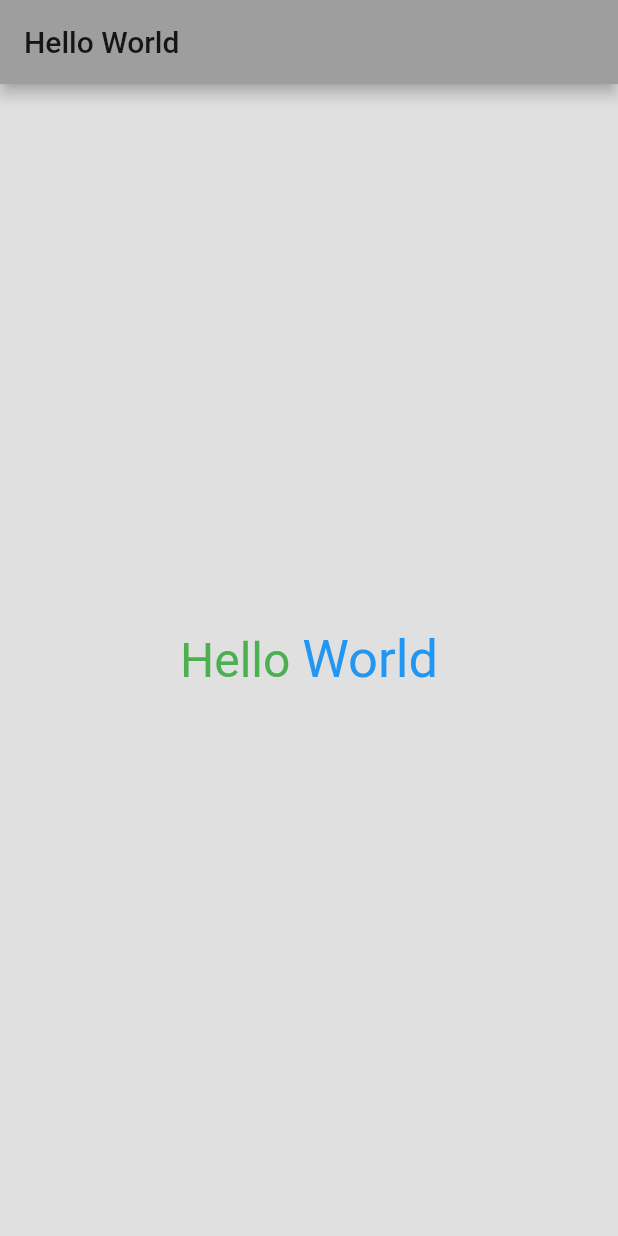
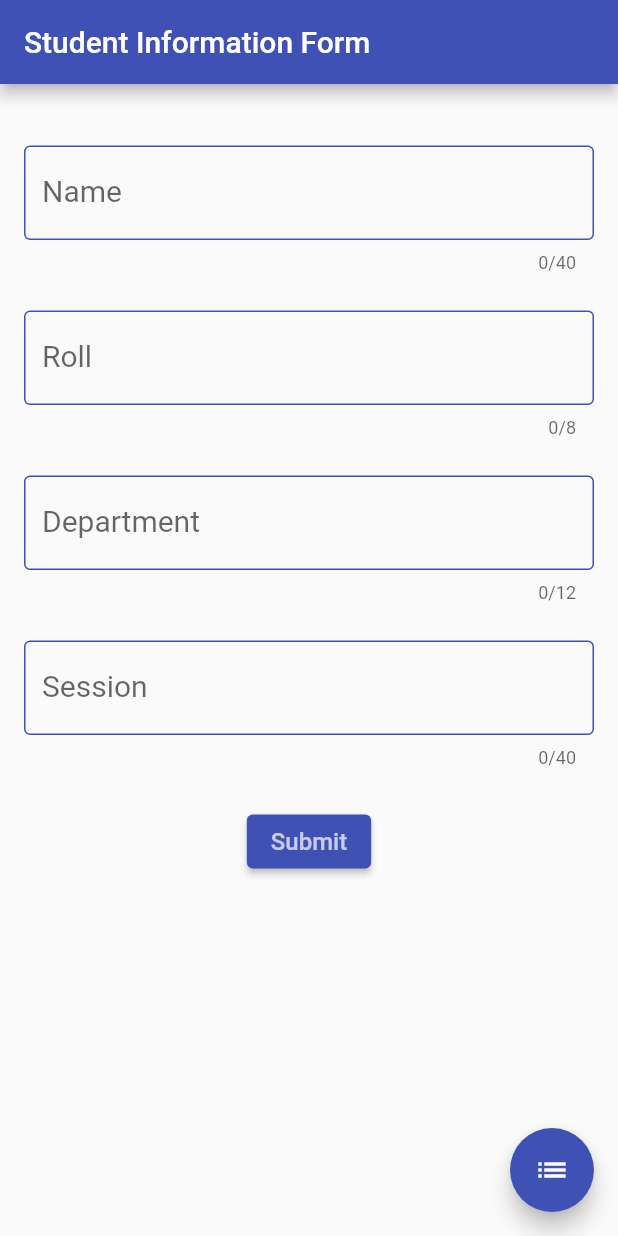
Before and after one commit to Ashiqur-Rahman-Ashiq/flutter_crud_bloc, a Flutter app: the screen it shows after launch, on a phone screen of 412 x 824 dp. Run offline on Flutter 3.47's test engine with Material 2 defaults, Android fonts, the phone set to English and light mode, and no system bars; our stand-ins replace flutter_bloc, sqflite; accounts and stored records are empty.

Commit message:
sqflite crud bloc

```diff
--- a/lib/main.dart
+++ b/lib/main.dart
@@ -1,58 +1,21 @@
 import 'package:flutter/material.dart';
+import 'package:flutter_bloc/flutter_bloc.dart';
+import 'services/student_bloc.dart';
+import 'screens/student_form.dart';
 
-void main() {
-  runApp(MyApp());
-}
+void main() => runApp(MyApp());
 
 class MyApp extends StatelessWidget {
-  // This widget is the root of your application.
   @override
   Widget build(BuildContext context) {
-    return MaterialApp(
-      title: 'Flutter Demo',
-      theme: ThemeData(
-        primarySwatch: Colors.grey,
-        canvasColor: Colors.grey.shade300,
-      ),
-      debugShowCheckedModeBanner: false,
-      home: MyHomePage(),
-    );
-  }
-}
-
-class MyHomePage extends StatefulWidget {
-  //MyHomePage({Key key}) : super(key: key);
-  @override
-  _MyHomePageState createState() => _MyHomePageState();
-}
-
-class _MyHomePageState extends State<MyHomePage> {
-
-  @override
-  Widget build(BuildContext context) {
-    return Scaffold(
-      appBar: AppBar(
-        title: Text('Hello World'),
-      ),
-      body: Center(
-        child: RichText(
-          text: TextSpan(
-            text: 'Hello ',
-            style: TextStyle(
-              color: Colors.green,
-              fontSize: 32.0,
-            ),
-            children: <TextSpan>[
-              TextSpan(
-                text: 'World',
-                style: TextStyle(
-                  color: Colors.blue,
-                  fontSize: 35.0,
-                ),
-              ),
-            ]
-          ),
+    return BlocProvider<StudentBloc>(
+        create: (context) => StudentBloc(([])),
+      child: MaterialApp(
+        theme: ThemeData(
+          primarySwatch: Colors.indigo,
+          //canvasColor: Colors.indigo[100],
         ),
+        home: StudentForm(),
       ),
     );
   }
--- /dev/null
+++ b/lib/screens/screens.dart
@@ -0,0 +1,2 @@
+export 'student_form.dart';
+export 'students.dart';
--- /dev/null
+++ b/lib/screens/student_form.dart
@@ -0,0 +1,204 @@
+import 'package:flutter_bloc/flutter_bloc.dart';
+import 'package:flutter/material.dart';
+import '../services/services.dart';
+import 'screens.dart';
+
+class StudentForm extends StatefulWidget {
+  final Student student;
+  final int studentIndex;
+
+  StudentForm({this.student,this.studentIndex});
+  @override
+  _StudentFormState createState() => _StudentFormState();
+}
+
+class _StudentFormState extends State<StudentForm> {
+  String _name;
+  String _roll;
+  String _dept;
+  String _session;
+
+  final GlobalKey<FormState> _formKey= GlobalKey<FormState>();
+
+  @override
+  void initState(){
+    super.initState();
+    if(widget.student != null){
+      _name=widget.student.name;
+      _roll=widget.student.roll;
+      _dept=widget.student.dept;
+      _session=widget.student.session;
+    }
+  }
+  @override
+  Widget build(BuildContext context) {
+    return Scaffold(
+      appBar: AppBar(title: Text('Student Information Form')),
+      floatingActionButton: FloatingActionButton(
+        child:Icon(Icons.list),
+        onPressed: () =>Navigator.push(
+          context,
+            MaterialPageRoute(
+                builder: (BuildContext context) => StudentEntries(),
+            ),
+        ),
+      ),
+      body: SingleChildScrollView(
+        padding: const EdgeInsets.all(16.0),
+        child: Form(
+          key: _formKey,
+          child: Column(
+            mainAxisAlignment: MainAxisAlignment.center,
+            children: <Widget>[
+              SizedBox(height: 25,),
+              //Name
+              TextFormField(
+                initialValue: _name,
+                decoration: InputDecoration(
+                  labelText: 'Name',
+                  focusedBorder: OutlineInputBorder(
+                    borderSide: BorderSide(color : Colors.indigoAccent),
+                  ),
+                  enabledBorder: OutlineInputBorder(
+                    borderSide: BorderSide(color: Colors.indigo),
+                  ),
+                ),
+                maxLength: 40,
+                style: TextStyle(fontSize: 20),
+                validator: (String value){
+                  return value.isEmpty ? 'name is requerd' : null;
+                },
+                onSaved: (String value){
+                  _name=value;
+                },
+              ),
+              SizedBox(height: 25,),
+              //Roll
+              TextFormField(
+                initialValue: _roll,
+                decoration: InputDecoration(
+                  labelText: 'Roll',
+                  focusedBorder: OutlineInputBorder(
+                    borderSide: BorderSide(color : Colors.indigoAccent),
+                  ),
+                  enabledBorder: OutlineInputBorder(
+                    borderSide: BorderSide(color: Colors.indigo),
+                  ),
+                ),
+                maxLength: 8,
+                style: TextStyle(fontSize: 20),
+                validator: (String value){
+                  return value.isEmpty ? 'Roll is requierd' : null;
+                },
+                onSaved: (String value){
+                  _roll=value;
+                },
+              ),
+              SizedBox(height: 25,),
+              //DEPT
+              TextFormField(
+                initialValue: _dept,
+                decoration: InputDecoration(
+                  labelText: 'Department',
+                  focusedBorder: OutlineInputBorder(
+                    borderSide: BorderSide(color : Colors.indigoAccent),
+                  ),
+                  enabledBorder: OutlineInputBorder(
+                    borderSide: BorderSide(color: Colors.indigo),
+                  ),
+                ),
+                maxLength: 12,
+                style: TextStyle(fontSize: 20),
+                validator: (String value){
+                  return value.isEmpty ? 'Department is requred' : null;
+                },
+                onSaved: (String value){
+                  _dept=value;
+                },
+              ),
+              SizedBox(height: 25,),
+              //Session
+              TextFormField(
+                initialValue: _session,
+                decoration: InputDecoration(
+                  labelText: 'Session',
+                  focusedBorder: OutlineInputBorder(
+                    borderSide: BorderSide(color : Colors.indigoAccent),
+                  ),
+                  enabledBorder: OutlineInputBorder(
+                    borderSide: BorderSide(color: Colors.indigo),
+                  ),
+                ),
+                maxLength: 40,
+                style: TextStyle(fontSize: 20),
+                validator: (String value){
+                  return value.isEmpty ? 'Session is requred' : null;
+                },
+                onSaved: (String value){
+                  _session=value;
+                },
+              ),
+
+              SizedBox(height: 25,),
+
+              widget.student ==null
+              ?ElevatedButton(
+                child: Text(
+                  'Submit',
+                  style: TextStyle(fontSize: 16,color: Colors.white70),
+                ),
+                onPressed: (){
+                  if(!_formKey.currentState.validate()){
+                    return;
+                  }
+                  _formKey.currentState.save();
+
+                  Student student = Student(
+                    id:DateTime.now().microsecondsSinceEpoch,
+                    name:_name,
+                    roll:_roll,
+                    dept:_dept,
+                    session:_session,
+                  );
+
+                  DatabaseProvider.db.insert(student).then(
+                      (storedStudent) =>
+                      BlocProvider.of<StudentBloc>(context).add(
+                          addStudent(storedStudent),
+                      ),
+                  );
+                }
+              )
+              :ElevatedButton(
+                child: Text(
+                  'Update',
+                  style: TextStyle(fontSize: 16, color: Colors.white70),
+                ),
+                onPressed: (){
+                  if(!_formKey.currentState.validate()){
+                    return;
+                  }
+                  _formKey.currentState.save();
+
+                  Student student = Student(
+                    name:_name,
+                    roll:_roll,
+                    dept:_dept,
+                    session:_session,
+                  );
+
+                  DatabaseProvider.db.update(student).then(
+                      (updateStudentId) =>
+                          BlocProvider.of<StudentBloc>(context).add(
+                              updateStudent(widget.student.id,student),
+                          ),
+                  );
+                },
+              ),
+            ],
+          ),
+        ),
+      ),
+    );
+  }
+}
--- /dev/null
+++ b/lib/services/db_provider.dart
@@ -0,0 +1,97 @@
+import 'models.dart';
+import 'package:sqflite/sqflite.dart';
+import 'package:sqflite/sqlite_api.dart';
+import 'package:path/path.dart';
+
+class DatabaseProvider{
+  static const String TABLE_STUDENT = 'dream';
+  static const String COLUMN_ID = 'id';
+  static const String COLUMN_NAME = 'name';
+  static const String COLUMN_ROLL = 'roll';
+  static const String COLUMN_DEPT ='dept';
+  static const String COLUMN_SESSION = 'session';
+
+  DatabaseProvider._();
+  static final DatabaseProvider db = DatabaseProvider._();
+
+  Database _database;
+
+  Future <Database> get database async{
+    if(_database != null){
+      return _database;
+    }
+    _database = await createDatabase();
+    return _database;
+  }
+
+  Future<Database> createDatabase() async{
+    String dbPath= await getDatabasesPath();
+
+    return await openDatabase(
+     join(dbPath,'studentDB.db'),
+     version:1,
+      onCreate: (Database database,int version) async{
+       await database.execute(
+         "CREATE TABLE $TABLE_STUDENT("
+             "$COLUMN_ID INTEGER PRIMARY KEY,"
+             "$COLUMN_NAME TEXT,"
+             "$COLUMN_ROLL TEXT,"
+             "$COLUMN_DEPT TEXT,"
+             "$COLUMN_SESSION TEXT"
+             ")",
+       );
+      }
+    );
+  }
+
+
+  Future<List<Student>> getStudents() async {
+    final db = await database;
+
+    var students = await db.query(
+      TABLE_STUDENT,
+      columns: [COLUMN_ID, COLUMN_NAME, COLUMN_ROLL,COLUMN_DEPT,COLUMN_SESSION],
+      orderBy: '$COLUMN_ID desc',
+    );
+
+    List<Student> studentsList = [];
+
+    students.forEach((currentDream) {
+      Student student = Student.formMap(currentDream);
+
+      studentsList.add(student);
+    });
+
+    return studentsList;
+  }
+
+
+  Future<Student> insert(Student student) async{
+    final db= await database;
+    student.id = await db.insert(TABLE_STUDENT, student.toMap());
+
+    return student;
+  }
+  //
+  Future<int> delete(int id) async{
+    final db= await database;
+
+    return await db.delete(
+      TABLE_STUDENT,
+      where: 'id=?',
+      whereArgs: [id],
+    );
+  }
+  //
+  Future<int> update(Student student) async{
+    final db= await database;
+
+    return await db.update(
+    TABLE_STUDENT,
+    student.toMap(),
+    where: 'id=?',
+    whereArgs: [student.id],
+    );
+  }
+
+}
--- /dev/null
+++ b/lib/services/events.dart
@@ -0,0 +1,38 @@
+import 'models.dart';
+
+abstract class StudentEvent{}
+
+
+class setStudents extends StudentEvent{
+  List<Student> studentsList;
+
+  setStudents(List<Student> student){
+    studentsList = student;
+  }
+}
+
+class addStudent extends StudentEvent{
+  Student newStudent;
+
+  addStudent(Student student){
+    newStudent =student;
+  }
+}
+
+class deleteStudent extends StudentEvent{
+  int studentIndex;
+
+  deleteStudent(int index){
+    studentIndex=index;
+  }
+}
+
+class updateStudent extends StudentEvent{
+  int studentIndex;
+  Student newStudent;
+
+  updateStudent(int index,Student student){
+    studentIndex=index;
+    newStudent=student;
+  }
+}
--- /dev/null
+++ b/lib/services/models.dart
@@ -0,0 +1,30 @@
+import 'db_provider.dart';
+
+class Student {
+  int id;
+  String name;
+  String roll;
+  String dept;
+  String session;
+
+  Student({this.id, this.name, this.roll, this.dept, this.session});
+
+  Map<String, dynamic> toMap() {
+    var map = <String, dynamic>{
+      DatabaseProvider.COLUMN_ID: id,
+      DatabaseProvider.COLUMN_NAME: name,
+      DatabaseProvider.COLUMN_ROLL: roll,
+      DatabaseProvider.COLUMN_DEPT: dept,
+      DatabaseProvider.COLUMN_SESSION: session,
+    };
+    return map;
+  }
+
+  Student.formMap(Map<String,dynamic>map){
+    id=map[DatabaseProvider.COLUMN_ID];
+    name = map[DatabaseProvider.COLUMN_NAME];
+    roll =map[DatabaseProvider.COLUMN_ROLL];
+    dept = map[DatabaseProvider.COLUMN_DEPT];
+    session = map[DatabaseProvider.COLUMN_SESSION];
+  }
+}
--- /dev/null
+++ b/lib/services/services.dart
@@ -0,0 +1,4 @@
+export 'models.dart';
+export 'db_provider.dart';
+export 'events.dart';
+export 'student_bloc.dart';
--- /dev/null
+++ b/lib/services/student_bloc.dart
@@ -0,0 +1,30 @@
+import 'services.dart';
+import 'package:flutter_bloc/flutter_bloc.dart';
+
+class StudentBloc extends Bloc<StudentEvent,List<Student>>{
+  StudentBloc(List<Student> initialState) : super(initialState);
+
+  @override
+  Stream <List<Student>> mapEventToState(StudentEvent event) async*{
+    if(event is setStudents){
+      yield event.studentsList;
+    }else if(event is addStudent){
+      List<Student> newState= List.from(state);
+      if(event.newStudent != null){
+        newState.insert(0, event.newStudent);
+      }
+      yield newState;
+    }else if(event is deleteStudent){
+      List<Student> newState= List.from(state);
+      if(event.studentIndex !=null){
+        newState.removeAt(event.studentIndex);
+      }
+      yield newState;
+    }
+    else if (event is updateStudent){
+      List<Student> newState = List.from(state);
+      newState[event.studentIndex] = event.newStudent;
+      yield newState;
+    }
+  }
+}
--- a/pubspec.yaml
+++ b/pubspec.yaml
@@ -28,6 +28,10 @@ dependencies:
   # The following adds the Cupertino Icons font to your application.
   # Use with the CupertinoIcons class for iOS style icons.
   cupertino_icons: ^1.0.0
+  sqflite: ^2.0.0+3
+  path: ^1.8.0
+  bloc: ^7.0.0
+  flutter_bloc: ^7.0.0
 
 dev_dependencies:
   flutter_test:
```
Also changed, not shown: lib/screens/students.dart (added, +90 -0 lines), pubspec.lock.
